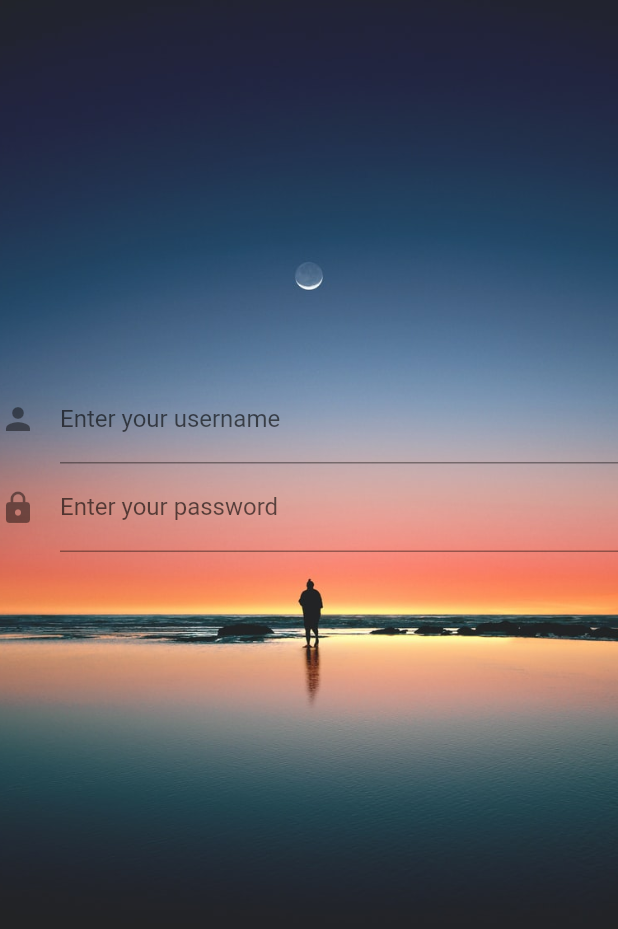
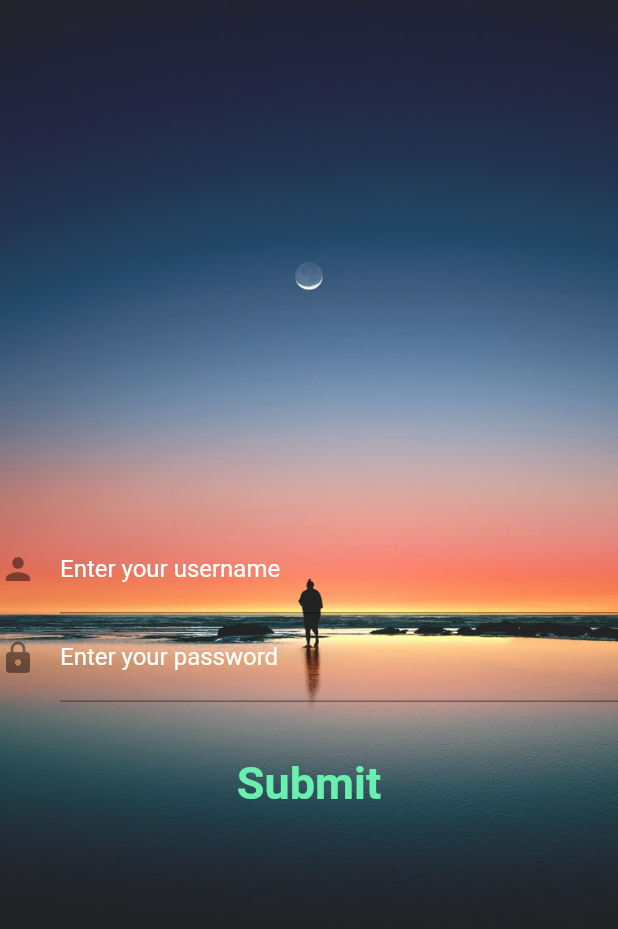
Before and after one commit to ahmdirfnz/flutter_login_page, a Flutter app: the screen it shows after launch, on a phone screen of 412 x 824 dp. Shown: the top 929 px of the screen. Run offline on Flutter 3.47's test engine with Material 2 defaults, Android fonts, the phone set to English and light mode, and no system bars.

Commit message:
Yeah first commit

```diff
--- a/lib/main.dart
+++ b/lib/main.dart
@@ -1,3 +1,4 @@
+
 import 'dart:ui';
 
 import 'package:flutter/material.dart';
@@ -37,12 +38,15 @@ class _MyHomePageState extends State<MyHomePage> {
                 image: AssetImage('images/background_image.jpg'),
                 fit: BoxFit.cover)),
         child: Container(
-          padding: EdgeInsets.only(top: 250),
+          padding: EdgeInsets.only(top: 350),
           child: Column(
             children: <Widget>[
               TextFormField(
                 decoration: InputDecoration(
                   labelText: 'Enter your username',
+                  labelStyle: TextStyle(
+                    color: Colors.white,
+                  ),
                   icon: Icon(Icons.person),
                 ),
               ),
@@ -51,8 +55,27 @@ class _MyHomePageState extends State<MyHomePage> {
                 decoration: InputDecoration(
                   labelText: 'Enter your password',
                   icon: Icon(Icons.lock),
+                  labelStyle: TextStyle(
+                    color: Colors.white,
+                  ),
                 ),
-              )
+              ),
+              SizedBox(
+                height: 30.0,
+              ),
+              FlatButton(
+//                textColor: Colors.greenAccent,
+                onPressed: () {
+                  print("You have submitted the data");
+              }, child: Text(
+                "Submit",
+                style: TextStyle(
+                  color: Colors.greenAccent,
+                  fontSize: 30.0,
+                  fontWeight: FontWeight.bold,
+                ),
+              ),
+              ),
             ],
           ),
         ),
```
